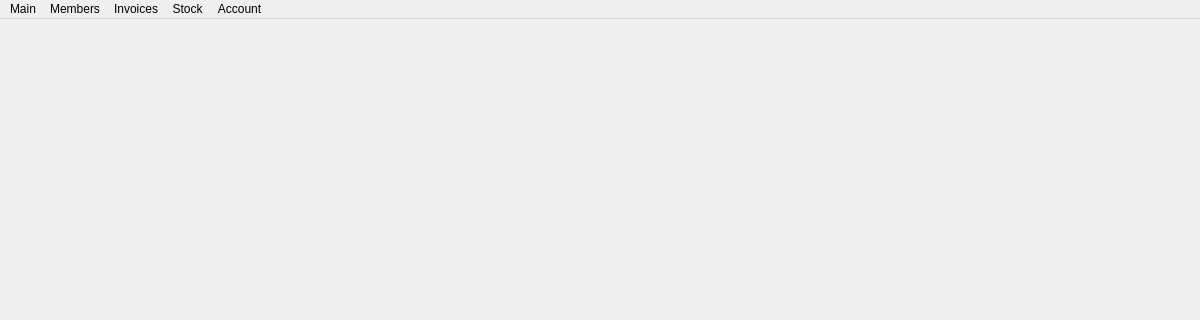
Old version of the form penyamanager/adminmainwindow.ui in the repository eguzki/penyamanager; both pictures show x 0 to 1200 and y 0 to 320 of the 1200 by 900 pixel window.
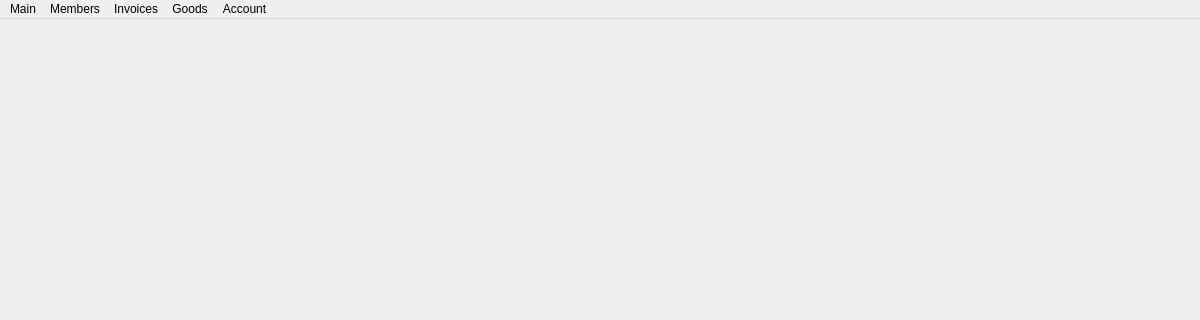
New version of the form.

```diff
--- a/penyamanager/adminmainwindow.ui
+++ b/penyamanager/adminmainwindow.ui
@@ -46,7 +46,7 @@
    </widget>
    <widget class="QMenu" name="menuStock">
     <property name="title">
-     <string>Stock</string>
+     <string>Goods</string>
     </property>
     <addaction name="actionStock_purchase"/>
     <addaction name="actionProduct_consumption"/>
```
